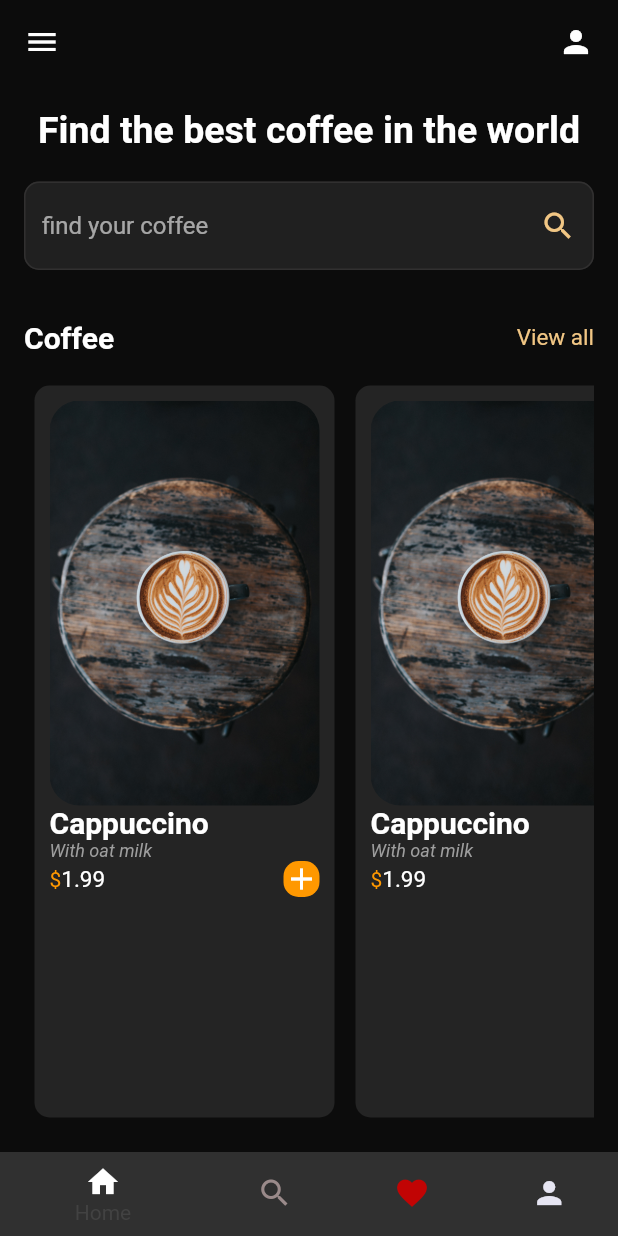
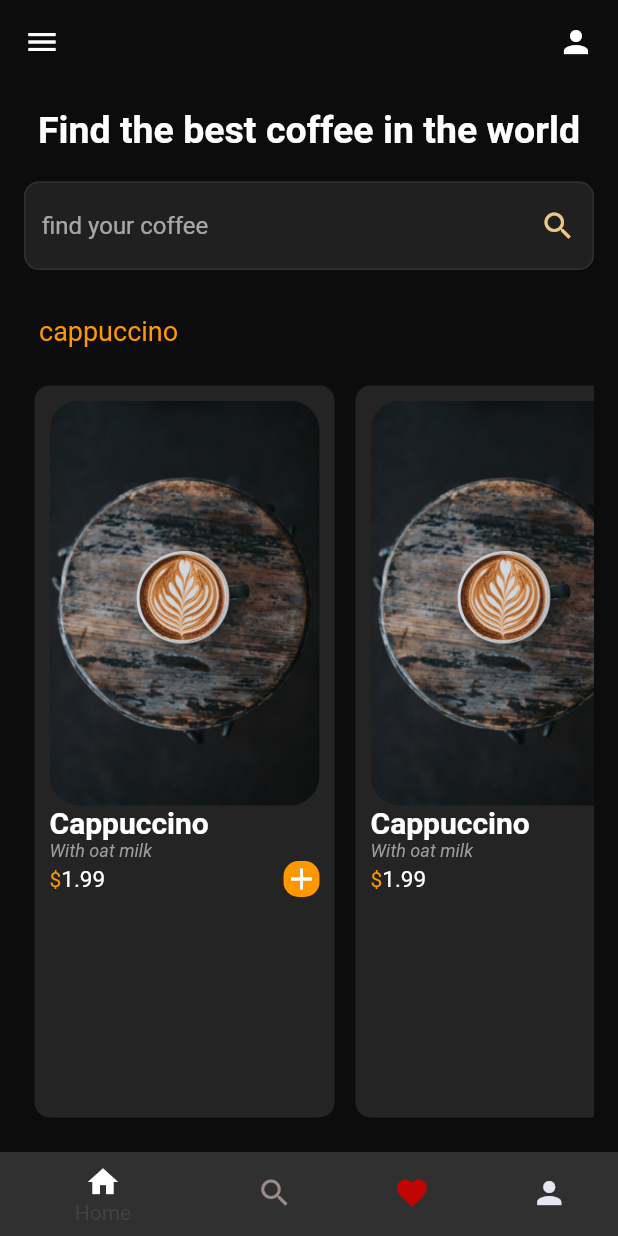
Before and after one commit to jadon6uwizeye/awesome-app, a Flutter app: the Page3 screen opened directly, after a tap on the "navigate next" icon, on a phone screen of 412 x 824 dp. Run offline on Flutter 3.47's test engine with Material 2 defaults, Android fonts, the phone set to English and light mode, and no system bars; Roboto replaces fonts that are missing (Sans Serif).

Commit message:
add cofee types list view builder

```diff
--- a/lib/advanced/cofee_pag1.dart
+++ b/lib/advanced/cofee_pag1.dart
@@ -1,5 +1,7 @@
 import 'package:awesome/advanced/cofee_tiles.dart';
 import 'package:flutter/material.dart';
+
+import 'cofee_types.dart';
 
 class CoffePage1 extends StatefulWidget {
   const CoffePage1({Key? key}) : super(key: key);
@@ -9,6 +11,17 @@ class CoffePage1 extends StatefulWidget {
 }
 
 class _CoffePage1State extends State<CoffePage1> {
+  final List cofeeTypes = [
+    ['cappuccino', true],
+    ['Late', false],
+    ['Espresso', false],
+    ['tea', false]
+  ];
+
+  void cofeeTypeSelected(index) {
+    print(index);
+  }
+
   @override
   Widget build(BuildContext context) {
     return MaterialApp(
@@ -106,26 +119,17 @@ class _CoffePage1State extends State<CoffePage1> {
                 Container(
                   color: Colors.transparent,
                   height: 50,
-                  child: Row(
-                    mainAxisAlignment: MainAxisAlignment.spaceBetween,
-                    children: const [
-                      Text(
-                        "Coffee",
-                        style: TextStyle(
-                          fontSize: 20,
-                          fontWeight: FontWeight.bold,
-                          color: Colors.white,
-                        ),
-                      ),
-                      Text(
-                        "View all",
-                        style: TextStyle(
-                          fontSize: 15,
-                          color: Color.fromARGB(255, 241, 198, 132),
-                        ),
-                      ),
-                    ],
-                  ),
+                  child: ListView.builder(
+                      itemCount: cofeeTypes.length,
+                      itemBuilder: (context, index) {
+                        return CofeeType(
+                          name: cofeeTypes[index][0],
+                          isSelected: cofeeTypes[index][1],
+                          onTap: () {
+                            cofeeTypeSelected(index);
+                          },
+                        );
+                      }),
                 ),
                 Expanded(
                     child: ListView(
--- /dev/null
+++ b/lib/advanced/cofee_types.dart
@@ -0,0 +1,32 @@
+import 'package:flutter/material.dart';
+
+class CofeeType extends StatelessWidget {
+  final String name;
+  final bool isSelected;
+  final Function onTap;
+
+  const CofeeType(
+      {Key? key,
+      required this.name,
+      required this.isSelected,
+      required this.onTap})
+      : super(key: key);
+
+  @override
+  Widget build(BuildContext context) {
+    return GestureDetector(
+      onTap: onTap(),
+      child: Padding(
+        padding: const EdgeInsets.all(10.0),
+        child: Text(name,
+            style: TextStyle(
+              fontSize: 18,
+              fontFamily: "Sans Serif",
+              color: isSelected
+                  ? Colors.orange
+                  : const Color.fromARGB(255, 238, 236, 236),
+            )),
+      ),
+    );
+  }
+}
```
